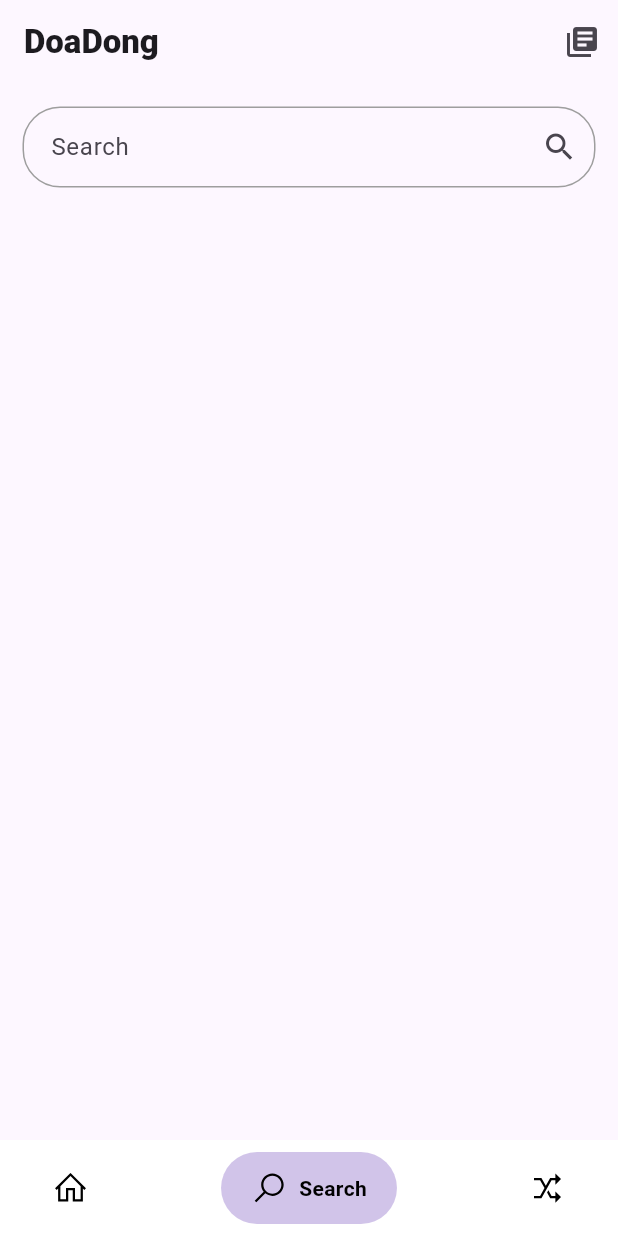
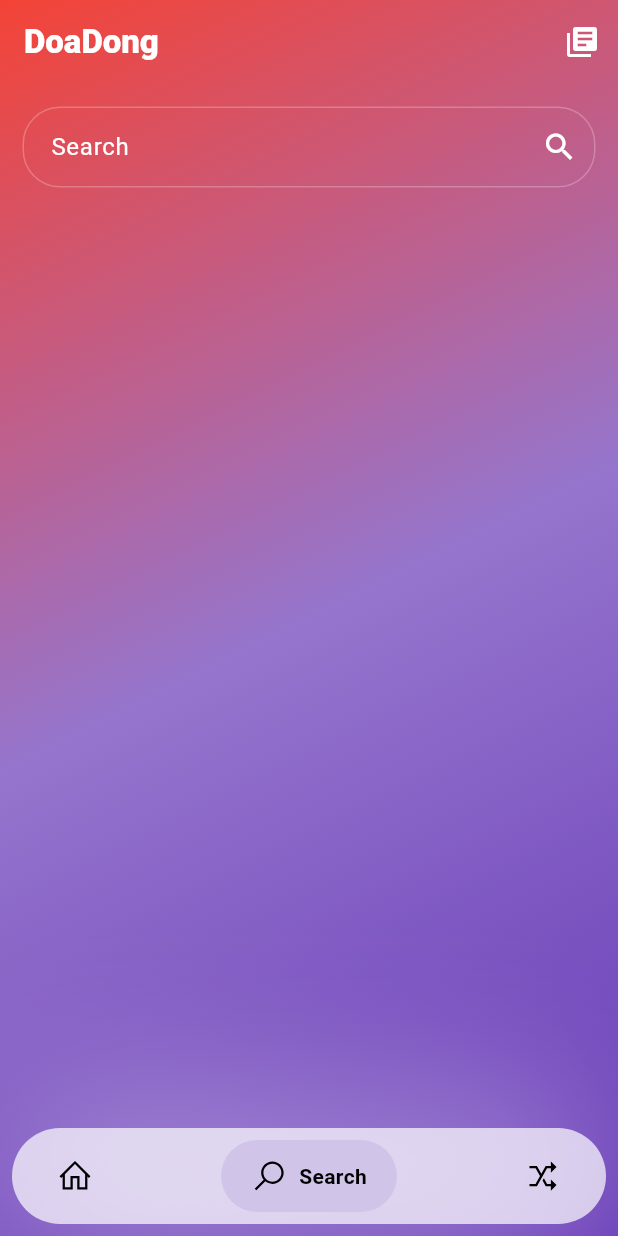
Before and after one commit to emenodon/doaharian, a Flutter app: the screen it shows after launch, item 2 of the bottom bar chosen, on a phone screen of 412 x 824 dp. Run offline on Flutter 3.47's test engine with Material 2 defaults, Android fonts, the phone set to English and light mode, and no system bars; drawn by our look-alikes of google_nav_bar; our stand-ins replace line_icons; network calls fail.

Commit message:
change color

```diff
--- a/lib/main.dart
+++ b/lib/main.dart
@@ -15,32 +15,13 @@ void main() {
         useMaterial3: true,
         canvasColor: Colors.transparent,
       ),
-      home: MyApp()
+      home: const MyApp()
       // initialRoute: Doall.routeName,
       // routes: {
       //   Doall.routeName: (context) => const Doall(),
       // },
       ));
 }
-
-// class MyApp extends StatelessWidget {
-//   const MyApp({super.key});
-
-//   @override
-//   Widget build(BuildContext context) {
-// return MaterialApp(
-//   title: 'Flutter Demo',
-//   theme: ThemeData(
-//     primarySwatch: Colors.deepPurple,
-//     visualDensity: VisualDensity.adaptivePlatformDensity,
-//   ),
-//   initialRoute: Doall.routeName,
-//   routes: {
-//     Doall.routeName: (context) => const Doall(),
-//   },
-// );
-//   }
-// }
 
 class MyApp extends StatefulWidget {
   const MyApp({super.key});
@@ -63,11 +44,23 @@ class _MyAppState extends State<MyApp> {
   ];
   @override
   Widget build(BuildContext context) {
-    return Scaffold(
-      backgroundColor: Colors.deepPurple[300]!,
+    return Container(
+      decoration: BoxDecoration(
+          gradient: LinearGradient(
+              begin: Alignment.bottomRight,
+              end: Alignment.topLeft,
+              colors: [
+            Colors.deepPurple,
+            Colors.deepPurple[300]!,
+            Colors.red,
+          ])),
+      child: Scaffold(
+        backgroundColor: Colors.transparent,
         appBar: AppBar(
+          backgroundColor: Colors.transparent,
           actions: <Widget>[
             IconButton(
+              color: Colors.white,
               icon: const Icon(Icons.library_books),
               tooltip: 'Show Snackbar',
               onPressed: () {
@@ -79,36 +72,47 @@ class _MyAppState extends State<MyApp> {
           elevation: 0,
           title: const Text(
             'DoaDong',
-          style: TextStyle(fontWeight: FontWeight.w900),
+            style: TextStyle(fontWeight: FontWeight.w900, color: Colors.white),
           ),
         ),
-      body: Center(
+        body: Stack(
+          children: [
+            Center(
               child: _widgetOptions.elementAt(_selectedIndex),
             ),
-      bottomNavigationBar: Container(
+            Positioned(
+              bottom: 0,
+              right: 0,
+              left: 0,
+              child: Padding(
+                padding: const EdgeInsets.all(8.0),
+                child: Container(
                   decoration: BoxDecoration(
-          color: Colors.white,
-          boxShadow: [
+                    color: Colors.white.withOpacity(.7),
+                    borderRadius: BorderRadius.circular(40),
+                    boxShadow: const [
                       BoxShadow(
-              blurRadius: 20,
-              color: Colors.white54.withOpacity(.1),
+                        blurRadius: 100,
+                        color: Colors.white54,
                       )
                     ],
                   ),
                   child: SafeArea(
                     child: Padding(
-            padding: const EdgeInsets.symmetric(horizontal: 15.0, vertical: 8),
+                      padding: const EdgeInsets.symmetric(
+                          horizontal: 10.0, vertical: 8),
                       child: GNav(
                         rippleColor: Colors.deepPurple[300]!,
                         hoverColor: Colors.grey[100]!,
                         gap: 8,
                         activeColor: Colors.black,
                         iconSize: 24,
-              padding: EdgeInsets.symmetric(horizontal: 20, vertical: 12),
-              duration: Duration(milliseconds: 400),
+                        padding: const EdgeInsets.symmetric(
+                            horizontal: 20, vertical: 12),
+                        duration: const Duration(milliseconds: 400),
                         tabBackgroundColor: Colors.deepPurple[100]!,
                         color: Colors.black,
-              tabs: [
+                        tabs: const [
                           GButton(
                             icon: LineIcons.home,
                             text: 'Home',
@@ -132,6 +136,11 @@ class _MyAppState extends State<MyApp> {
                     ),
                   ),
                 ),
+              ),
+            ),
+          ],
+        ),
+      ),
     );
   }
 }
--- a/lib/ui/detail.dart
+++ b/lib/ui/detail.dart
@@ -33,18 +33,32 @@ class _DoaDetailState extends State<DoaDetail> {
 
   Widget build(BuildContext context) {
     return SafeArea(
+      child: Container(
+        decoration: BoxDecoration(
+            gradient: LinearGradient(
+                begin: Alignment.bottomRight,
+                end: Alignment.topLeft,
+                colors: [
+              Colors.deepPurple,
+              Colors.deepPurple[300]!,
+              Colors.red,
+            ])),
         child: Scaffold(
           appBar: AppBar(
+            leading: BackButton(color: Colors.white),
+            backgroundColor: Colors.transparent,
             title: const Text(
               'Detail Doa',
-            style: TextStyle(fontWeight: FontWeight.w900),
+              style:
+                  TextStyle(fontWeight: FontWeight.w900, color: Colors.white),
             ),
           ),
-        backgroundColor: Colors.deepPurple[300]!,
+          backgroundColor: Colors.transparent,
           body: ListView.builder(
             padding: const EdgeInsets.all(10.0),
             itemCount: data.length,
             itemBuilder: _itemBuilder,
+          ),
         ),
       ),
     );
--- a/lib/ui/doall.dart
+++ b/lib/ui/doall.dart
@@ -15,14 +15,7 @@ class Doall extends StatefulWidget {
 }
 
 class _DoallState extends State<Doall> {
-  // DoaRepo client = DoaRepo();
-  // DoAll? data;
-
-  // final x = 0;
-
-  // Future<void> getData() async {
-  //   data = await client.getDoall(x);
-  // }
+  final ScrollController scrollController = ScrollController();
   List<DoAll> data = [];
   DoaRepo repo = DoaRepo();
 
@@ -46,8 +39,9 @@ class _DoallState extends State<Doall> {
   Widget build(BuildContext context) {
     return SafeArea(
       child: Scaffold(
-        backgroundColor: Colors.deepPurple[300]!,
+        backgroundColor: Colors.transparent,
         body: ListView.builder(
+          controller: scrollController,
           padding: const EdgeInsets.all(5.5),
           itemCount: data.length,
           itemBuilder: _itemBuilder,
--- a/lib/ui/search.dart
+++ b/lib/ui/search.dart
@@ -3,7 +3,6 @@ import 'dart:convert';
 
 import 'package:flutter/material.dart';
 import 'package:http/http.dart' as http;
-import '../data/api.dart';
 import '../data/models/doall.dart';
 import 'detail.dart';
 
@@ -24,7 +23,7 @@ class Debouncer {
       timer!.cancel();
     }
     timer = Timer(
-      Duration(milliseconds: Duration.millisecondsPerSecond),
+      const Duration(milliseconds: Duration.millisecondsPerSecond),
       action,
     );
   }
@@ -74,32 +73,39 @@ class _DoaSearchState extends State<DoaSearch> {
   @override
   Widget build(BuildContext context) {
     return Scaffold(
+      backgroundColor: Colors.transparent,
       body: Column(
         children: <Widget>[
           //Search Bar to List of typed Subject
           Container(
-            padding: EdgeInsets.all(15),
+            padding: const EdgeInsets.all(15),
             child: TextField(
               textInputAction: TextInputAction.search,
               decoration: InputDecoration(
                   enabledBorder: OutlineInputBorder(
                     borderRadius: BorderRadius.circular(25.0),
-                  borderSide: BorderSide(
-                    color: Colors.grey,
+                    borderSide: const BorderSide(
+                      color: Colors.white24,
                     ),
                   ),
                   focusedBorder: OutlineInputBorder(
                     borderRadius: BorderRadius.circular(20.0),
-                  borderSide: BorderSide(
-                    color: Colors.deepPurple[300]!,
+                    borderSide: const BorderSide(
+                      color: Colors.white,
                     ),
                   ),
-                suffixIcon: InkWell(
-                  child: Icon(Icons.search),
+                  suffixIcon: const InkWell(
+                    highlightColor: Colors.white,
+                    child: Icon(
+                      Icons.search,
+                      color: Colors.white,
                     ),
-                contentPadding: EdgeInsets.all(15.0),
+                  ),
+                  contentPadding: const EdgeInsets.all(15.0),
                   hintText: 'Search ',
-              ),
+                  hintStyle: const TextStyle(
+                    color: Colors.white,
+                  )),
               onChanged: (string) {
                 _debouncer.run(() {
                   setState(() {
@@ -118,8 +124,8 @@ class _DoaSearchState extends State<DoaSearch> {
           Expanded(
             child: ListView.builder(
               shrinkWrap: true,
-              physics: ClampingScrollPhysics(),
-              padding: EdgeInsets.all(5),
+              physics: const ClampingScrollPhysics(),
+              padding: const EdgeInsets.all(5),
               itemCount: doaLists.length,
               itemBuilder: (BuildContext context, int index) {
                 return Card(
@@ -130,7 +136,7 @@ class _DoaSearchState extends State<DoaSearch> {
                     ),
                   ),
                   child: Padding(
-                    padding: EdgeInsets.all(5.0),
+                    padding: const EdgeInsets.all(5.0),
                     child: Column(
                       mainAxisAlignment: MainAxisAlignment.start,
                       crossAxisAlignment: CrossAxisAlignment.start,
@@ -138,12 +144,12 @@ class _DoaSearchState extends State<DoaSearch> {
                         ListTile(
                             title: Text(
                               doaLists[index].doa,
-                              style: TextStyle(
+                              style: const TextStyle(
                                   fontSize: 15, fontWeight: FontWeight.w700),
                             ),
                             subtitle: Text(
                               doaLists[index].ayat ?? "null",
-                              style: TextStyle(fontSize: 16),
+                              style: const TextStyle(fontSize: 16),
                               textAlign: TextAlign.right,
                               textDirection: TextDirection.rtl,
                             ),
@@ -154,7 +160,7 @@ class _DoaSearchState extends State<DoaSearch> {
                                     builder: (context) => DoaDetail(
                                         listDoaDetail: doaLists[index].id),
                                   ));
-                            })
+                            }),
                       ],
                     ),
                   ),
```
Lines whose indentation alone changed are shown as unchanged.
